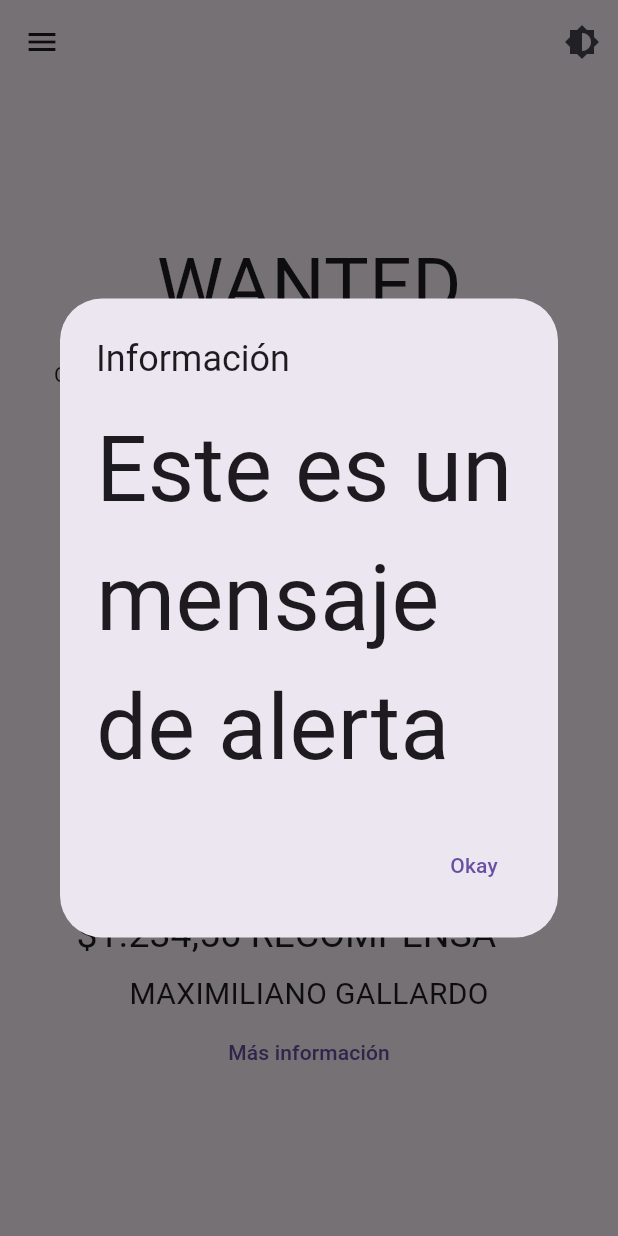
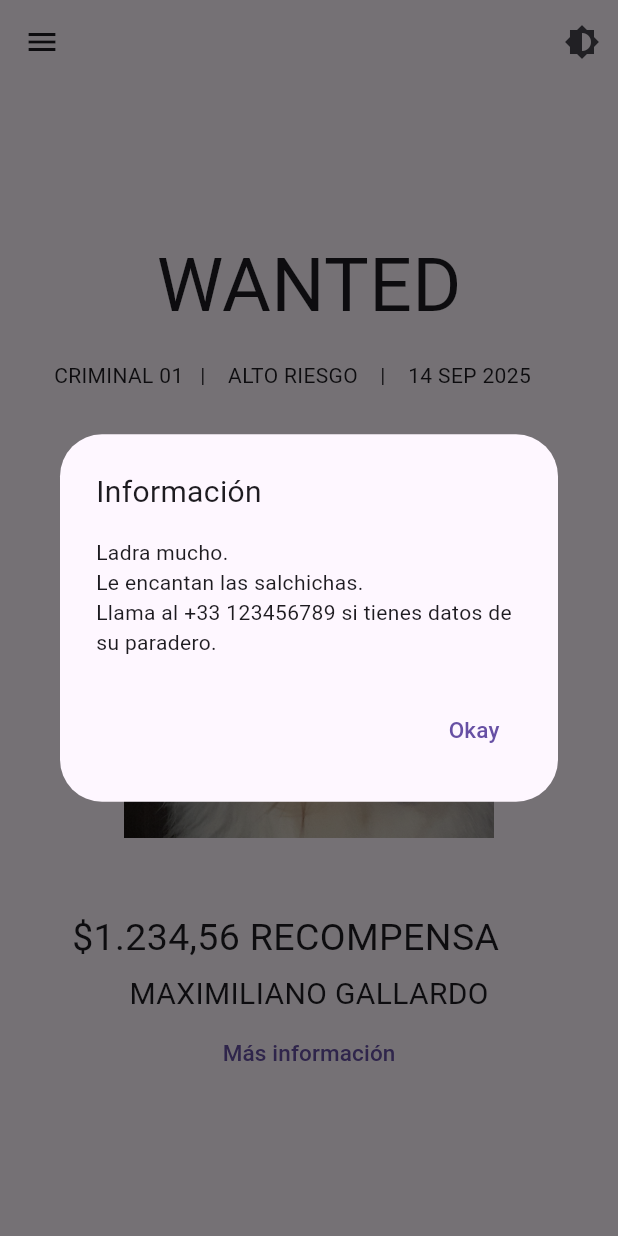
Before and after one commit to stha827/AplicacionesMultimedia_SaraThapaKc, a Flutter app: the HomeScreen screen opened directly with empty values, after a tap on "Más información", on a phone screen of 412 x 824 dp. Run offline on Flutter 3.47's test engine with Material 3 defaults, Android fonts, the phone set to English and light mode, and no system bars; our stand-ins replace animated_splash_screen, auto_size_text, google_fonts; Roboto replaces fonts that are missing (Rye).

Commit message:
Ejercicios

```diff
--- a/lib/drawer.dart
+++ b/lib/screens/drawer.dart
@@ -1,21 +1,20 @@
 import 'package:ejericio1_sarathapa/screens/ejercicio_10.dart';
-import 'package:ejericio1_sarathapa/screens/prueba.dart';
 import 'package:flutter/material.dart';
 
 // Importamos las pantallas desde la carpeta screens
-import 'screens/ejercicio_1.dart';
-import 'screens/ejercicio_2.dart';
-import 'screens/ejercicio_3.dart';
-import 'screens/ejercicio_4.dart';
-import 'screens/ejercicio_5.dart';
-import 'screens/ejercicio_6.dart';
-import 'screens/ejercicio_7.dart';
-import 'screens/ejercicio_8.dart';
-import 'screens/ejercicio_9.dart';
-import 'screens/ejercicio11/ejercicio_11.dart';
-import 'screens/ejercicio_12.dart';
-import 'screens/ejercicio_13.dart';
-import 'screens/ejercicio_14.dart';
+import 'ejercicio_1.dart';
+import 'ejercicio_2.dart';
+import 'ejercicio_3.dart';
+import 'ejercicio_4.dart';
+import 'ejercicio_5.dart';
+import 'ejercicio_6.dart';
+import 'ejercicio_7.dart';
+import 'ejercicio_8.dart';
+import 'ejercicio_9.dart';
+import 'ejercicio11/ejercicio_11.dart';
+import 'ejercicio_12.dart';
+import 'ejercicio_13.dart';
+import 'ejercicio_14.dart';
 
 // Widget para el menú lateral (Drawer)
 class MyDrawer extends StatelessWidget {
@@ -182,16 +181,6 @@ class MyDrawer extends StatelessWidget {
               );
             },
           ),
-          ListTile(
-            leading: Icon(Icons.brightness_6),
-            title: Text("Ejercicio p"),
-            onTap: () {
-              Navigator.push(
-                context,
-                MaterialPageRoute(builder: (_) => const P()),
-              );
-            },
-          ),
         ],
       ),
     );
--- a/lib/screens/ejercicio_1.dart
+++ b/lib/screens/ejercicio_1.dart
@@ -1,6 +1,6 @@
 import 'package:flutter/material.dart';
 import 'package:google_fonts/google_fonts.dart';
-import '../drawer.dart';
+import 'drawer.dart';
 
 // Pantalla de Información con nombre y enlace al repositorio
 class InfoScreen extends StatelessWidget {
--- a/lib/screens/ejercicio_10.dart
+++ b/lib/screens/ejercicio_10.dart
@@ -1,7 +1,7 @@
 import 'dart:ui';
 
 import 'package:flutter/material.dart';
-import '../drawer.dart';
+import 'drawer.dart';
 
 class ContadorClics extends StatefulWidget {
   const ContadorClics({super.key});
--- a/lib/screens/ejercicio_12.dart
+++ b/lib/screens/ejercicio_12.dart
@@ -1,7 +1,7 @@
 import 'package:flutter/material.dart';
 import 'dart:math';
 import 'dart:async';
-import '../drawer.dart';
+import 'drawer.dart';
 
 void main() {
   runApp(const RandomColors());
--- a/lib/screens/ejercicio_13.dart
+++ b/lib/screens/ejercicio_13.dart
@@ -1,7 +1,7 @@
 import 'package:flutter/material.dart';
 import 'dart:math';
 import 'dart:async';
-import '../drawer.dart';
+import 'drawer.dart';
 
 void main() {
   runApp(const ImagenesAleatorias());
--- a/lib/screens/ejercicio_14.dart
+++ b/lib/screens/ejercicio_14.dart
@@ -1,6 +1,6 @@
 // dark_theme.dart
 import 'package:flutter/material.dart';
-import '../drawer.dart';
+import 'drawer.dart';
 import 'package:google_fonts/google_fonts.dart';
 
 class DarkTheme extends StatefulWidget {
@@ -40,10 +40,11 @@ final _lightTheme = ThemeData(
     backgroundColor: Color.fromARGB(0, 0, 0, 0),
     foregroundColor: Color.fromARGB(255, 0, 0, 0),
   ),
-  colorScheme: const ColorScheme.light(surface: Color.fromARGB(255, 0, 0, 0)),
+  colorScheme: const ColorScheme.light(
+    surface: Color.fromARGB(255, 255, 255, 255),
+  ),
   textTheme: const TextTheme(
     bodyMedium: TextStyle(color: Color.fromARGB(255, 0, 0, 0)),
-    titleLarge: TextStyle(color: Color.fromARGB(255, 255, 255, 255)),
   ),
 );
 
@@ -56,12 +57,9 @@ final _darkTheme = ThemeData(
     backgroundColor: Color.fromARGB(0, 0, 150, 135),
     foregroundColor: Color.fromARGB(255, 255, 255, 255),
   ),
-  colorScheme: const ColorScheme.dark(
-    surface: Color.fromARGB(255, 255, 248, 224),
-  ),
+  colorScheme: const ColorScheme.dark(surface: Color.fromARGB(255, 0, 0, 0)),
   textTheme: const TextTheme(
     bodyMedium: TextStyle(color: Color.fromARGB(255, 255, 248, 224)),
-    titleLarge: TextStyle(color: Color.fromARGB(255, 0, 0, 0)),
   ),
 );
 
@@ -105,7 +103,7 @@ class HomeScreen extends StatelessWidget {
                   "CRIMINAL 01   |    ALTO RIESGO    |    14 SEP 2025",
                   style: GoogleFonts.rye(
                     fontSize: 14,
-                    textStyle: Theme.of(context).textTheme.titleLarge,
+                    textStyle: Theme.of(context).textTheme.bodyMedium,
                   ),
                 ),
               ),
@@ -124,12 +122,12 @@ class HomeScreen extends StatelessWidget {
                 color: Theme.of(context).colorScheme.surface,
               ),
               child: Padding(
-                padding: EdgeInsetsGeometry.only(top: 9, left: 20),
+                padding: EdgeInsetsGeometry.only(top: 9, left: 17),
                 child: Text(
                   "\$1.234,56 RECOMPENSA",
                   style: GoogleFonts.rye(
                     fontSize: 25,
-                    textStyle: Theme.of(context).textTheme.titleLarge,
+                    textStyle: Theme.of(context).textTheme.bodyMedium,
                   ),
                 ),
               ),
@@ -139,7 +137,10 @@ class HomeScreen extends StatelessWidget {
               onPressed: () {
                 mostrarAlertDialog(context);
               },
-              child: const Text('Más información'),
+              child: Text(
+                'Más información',
+                style: GoogleFonts.rye(fontSize: 15),
+              ),
             ),
           ],
         ),
@@ -152,19 +153,29 @@ class HomeScreen extends StatelessWidget {
       context: context,
       builder: (BuildContext context) {
         return AlertDialog(
-          title: const Text('Información'),
-          content: const SingleChildScrollView(
+          backgroundColor: Theme.of(context).colorScheme.surface,
+          title: Text(
+            'Información',
+            style: GoogleFonts.rye(
+              fontSize: 20,
+              textStyle: Theme.of(context).textTheme.bodyMedium,
+            ),
+          ),
+          content: SingleChildScrollView(
             child: Text(
-              'Este es un mensaje de alerta',
-              style: TextStyle(fontSize: 60),
+              'Ladra mucho.\nLe encantan las salchichas.\nLlama al +33 123456789 si tienes datos de su paradero.',
+              style: GoogleFonts.rye(
+                fontSize: 14,
+                textStyle: Theme.of(context).textTheme.bodyMedium,
+              ),
             ),
           ),
           actions: <Widget>[
             TextButton(
               onPressed: () {
-                Navigator.of(context).pop(); // Cerrar el AlertDialog
+                Navigator.of(context).pop();
               },
-              child: const Text('Okay'),
+              child: Text('Okay', style: GoogleFonts.rye(fontSize: 15)),
             ),
           ],
         );
--- a/lib/screens/ejercicio_2.dart
+++ b/lib/screens/ejercicio_2.dart
@@ -1,5 +1,5 @@
 import 'package:flutter/material.dart';
-import '../drawer.dart';
+import 'drawer.dart';
 
 // Añadimos una imagen nuestra que nos represente justo con nuestro nombre
 class FotoScreen extends StatelessWidget {
--- a/lib/screens/ejercicio_3.dart
+++ b/lib/screens/ejercicio_3.dart
@@ -1,5 +1,5 @@
 import 'package:flutter/material.dart';
-import '../drawer.dart';
+import 'drawer.dart';
 
 // Pantalla de Miniaturas en una columna
 class MiniaturasScreen extends StatelessWidget {
--- a/lib/screens/ejercicio_4.dart
+++ b/lib/screens/ejercicio_4.dart
@@ -1,5 +1,5 @@
 import 'package:flutter/material.dart';
-import '../drawer.dart';
+import 'drawer.dart';
 
 class IconosScreen extends StatelessWidget {
   const IconosScreen({super.key});
--- a/lib/screens/ejercicio_5.dart
+++ b/lib/screens/ejercicio_5.dart
@@ -1,5 +1,5 @@
 import 'package:flutter/material.dart';
-import '../drawer.dart';
+import 'drawer.dart';
 
 // Añadimos una pantalla que muestra imágenes en una columna
 class ImagenesScreen extends StatelessWidget {
--- a/lib/screens/ejercicio_6.dart
+++ b/lib/screens/ejercicio_6.dart
@@ -1,7 +1,7 @@
 import 'package:flutter/material.dart';
 import 'package:google_fonts/google_fonts.dart';
 import 'package:auto_size_text/auto_size_text.dart';
-import '../drawer.dart';
+import 'drawer.dart';
 
 class TextosFilas extends StatelessWidget {
   const TextosFilas({super.key});
--- a/lib/screens/ejercicio_7.dart
+++ b/lib/screens/ejercicio_7.dart
@@ -1,5 +1,5 @@
 import 'package:flutter/material.dart';
-import '../drawer.dart';
+import 'drawer.dart';
 
 class ImagenesRepetidas extends StatelessWidget {
   const ImagenesRepetidas({super.key});
--- a/lib/screens/ejercicio_8.dart
+++ b/lib/screens/ejercicio_8.dart
@@ -1,5 +1,5 @@
 import 'package:flutter/material.dart';
-import '../drawer.dart';
+import 'drawer.dart';
 
 class ImagenesResponsive extends StatelessWidget {
   const ImagenesResponsive({super.key});
--- a/lib/screens/ejercicio_9.dart
+++ b/lib/screens/ejercicio_9.dart
@@ -1,6 +1,6 @@
 import 'package:auto_size_text/auto_size_text.dart';
 import 'package:flutter/material.dart';
-import '../drawer.dart';
+import 'drawer.dart';
 
 class RetosPagina extends StatelessWidget {
   const RetosPagina({super.key});
```
Also changed, not shown: lib/main.dart (+4 -3 lines), lib/screens/splash_screens.dart (added, +46 -0 lines), pubspec.yaml (+8 -0 lines), assets/iconoPersonalizado.png (deleted), assets/logo.jpg (added), assets/logoAnimado.gif (added), pubspec.lock, 28 other files.
